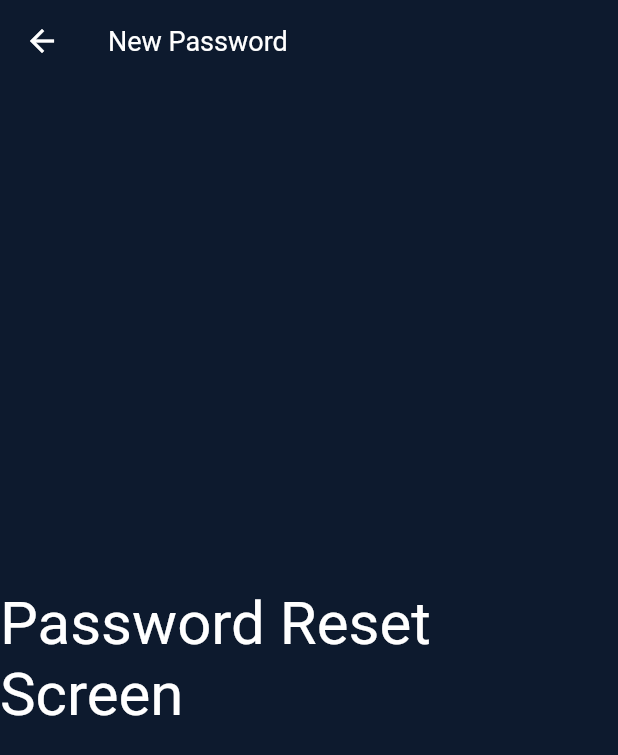
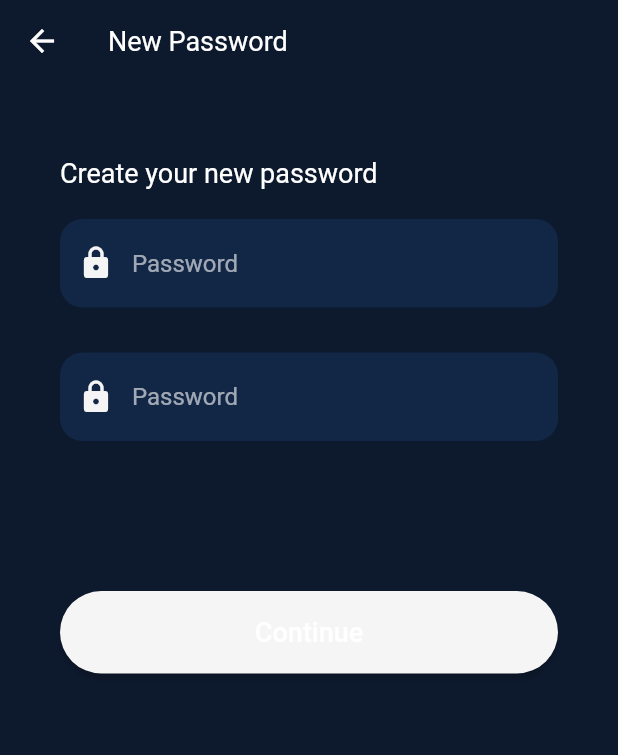
Before and after one commit to Excellent-Mashengete/Chatting-app, a Flutter app: the EnterNewPassword screen opened directly, on a phone screen of 412 x 824 dp. Shown: the top 755 px of the screen. Run offline on Flutter 3.47's test engine with Material 2 defaults, Android fonts, the phone set to English and light mode, and no system bars; our stand-ins replace google_nav_bar, url_strategy; Roboto replaces fonts that are missing (Montserrat).

Commit message:
added enter new password

```diff
--- a/lib/screens/auth/forgot_password/forgot_password_password_page.dart
+++ b/lib/screens/auth/forgot_password/forgot_password_password_page.dart
@@ -1,4 +1,7 @@
+import 'package:chattingapp/constants.dart';
+import 'package:chattingapp/widgets/Input_Textfield_widget.dart';
 import 'package:chattingapp/widgets/app_bar_widget.dart';
+import 'package:chattingapp/widgets/button_widget.dart';
 import 'package:flutter/material.dart';
 
 class EnterNewPassword extends StatefulWidget {
@@ -9,14 +12,65 @@ class EnterNewPassword extends StatefulWidget {
 }
 
 class _EnterNewPasswordState extends State<EnterNewPassword> {
+  final newpasswordController = TextEditingController();
+  final confirmpasswordController = TextEditingController();
 
   @override
   Widget build(BuildContext context) {
-    return const Scaffold(
-      appBar: AppBarWidget(title: 'New Password', icon: Icons.arrow_back),
-      body: Center(
-        child: Text('Password Reset Screen', style: TextStyle(fontSize: 40)),
-      )
+    return Scaffold(
+      appBar: const AppBarWidget(title: 'New Password', icon: Icons.arrow_back),
+      body: SafeArea(
+        child: Center(
+          child: Container(
+            padding: const EdgeInsets.symmetric(horizontal: 40),
+            child: Column(
+              mainAxisAlignment: MainAxisAlignment.start,
+              children: [
+                const SizedBox(height: 50),
+                Row(
+                  mainAxisAlignment: MainAxisAlignment.start,
+                  children: const[
+                     Text(
+                      'Create your new password',
+                      style: TextStyle(fontSize: 18),
+                    ),
+                  ],
+                ),
+
+                const SizedBox(height: 20),
+                // Enter new password textfield
+                InputFields(
+                  controller: newpasswordController,
+                  icon:Icons.lock_rounded,
+                  hintText: 'Password',
+                  obscureText: true,
+                ),
+
+                const SizedBox(height: 30),
+
+                // confirm new password textfield
+                InputFields(
+                  controller: confirmpasswordController,
+                  icon:Icons.lock_rounded,
+                  hintText: 'Password',
+                  obscureText: true,
+                ),
+
+                //Forgot Password button
+
+                const SizedBox(height: 100),
+
+                ButtonWidget(
+                  text: "Continue",
+                  press: () {
+                    Navigator.pushNamed(context, homepage);
+                  },
+                ),
+              ],
+            ),
+          ),
+        ),
+      ),
     );
   }
 }
```
